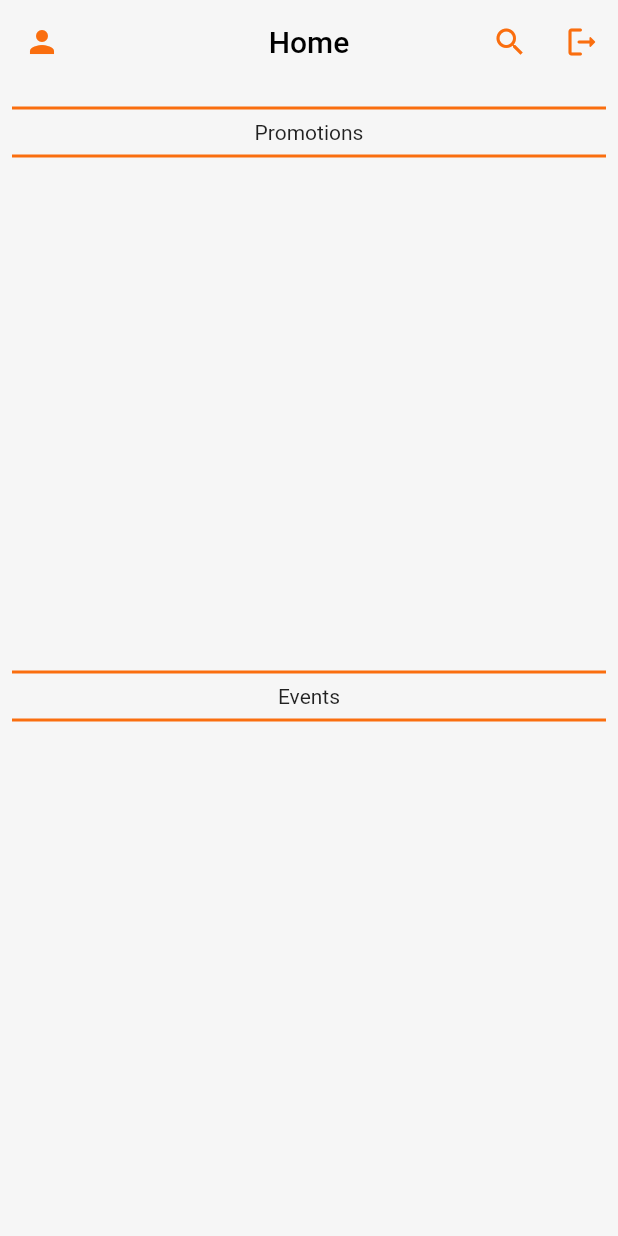
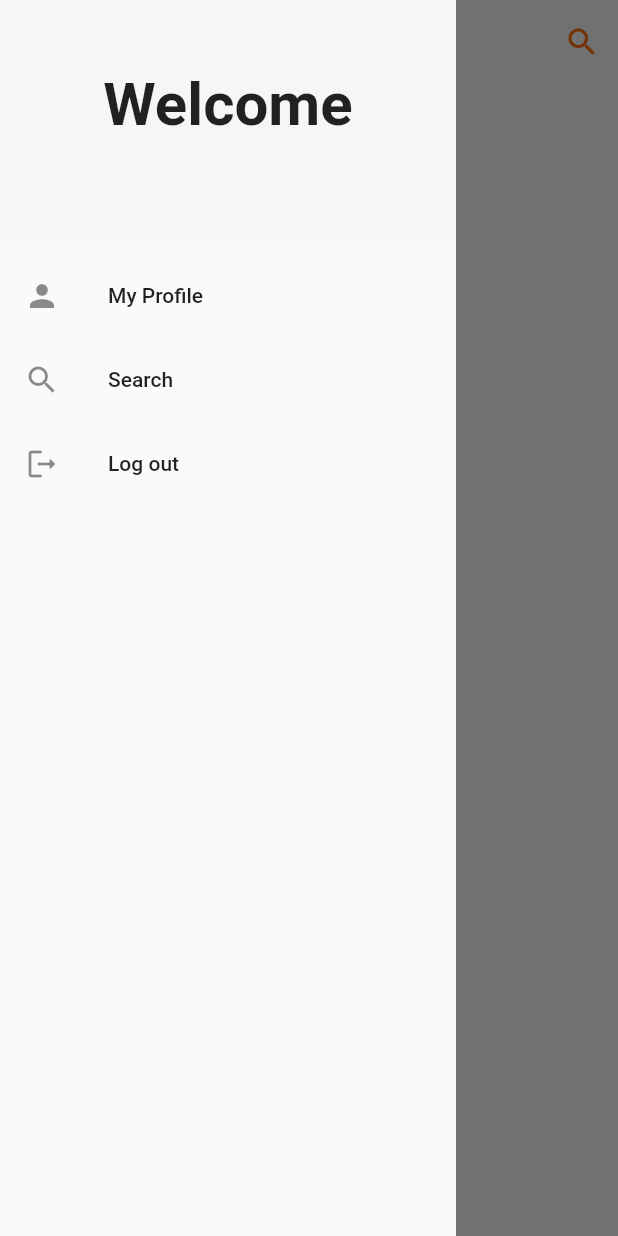
Before and after one commit to tnsmobilesolutions/pas, a Flutter app: the screen it shows once a user with an empty profile is signed in, with the side drawer open (before the commit the screen has no drawer), on a phone screen of 412 x 824 dp. Run offline on Flutter 3.47's test engine with Material 2 defaults, Android fonts, the phone set to English and light mode, and no system bars; our stand-ins replace cloud_firestore, firebase_auth, firebase_core, image_cropper, image_picker; missing offline and left inert: authentication; accounts and stored records are empty.

Commit message:
home screen + url luncher

```diff
--- a/lib/main.dart
+++ b/lib/main.dart
@@ -5,6 +5,7 @@ import 'package:prabasi_anchalika_sangha/dev/firebase_options.dart';
 import 'package:prabasi_anchalika_sangha/screen/homescreen.dart';
 
 import 'package:prabasi_anchalika_sangha/screen/loginscreen.dart';
+import 'package:prabasi_anchalika_sangha/screen/theme.dart';
 
 void main() async {
   WidgetsFlutterBinding.ensureInitialized();
@@ -23,9 +24,7 @@ class MyApp extends StatelessWidget {
     return MaterialApp(
       title: 'Flutter Login UI',
       debugShowCheckedModeBanner: false,
-      theme: ThemeData(
-        primarySwatch: Colors.blue,
-      ),
+      theme: CurrentTheme.customTheme,
       home: StreamBuilder(
         stream: FirebaseAuth.instance.authStateChanges(),
         builder: (BuildContext context, AsyncSnapshot snapshot) {
--- a/lib/model/promotionsModel.dart
+++ b/lib/model/promotionsModel.dart
@@ -3,22 +3,22 @@ import 'dart:convert';
 class PromotionsModel {
   int? id;
   String? title;
-  String? webURL;
+  String? weburl;
   PromotionsModel({
     this.id,
     this.title,
-    this.webURL,
+    this.weburl,
   });
 
   PromotionsModel copyWith({
     int? id,
     String? title,
-    String? webURL,
+    String? weburl,
   }) {
     return PromotionsModel(
       id: id ?? this.id,
       title: title ?? this.title,
-      webURL: webURL ?? this.webURL,
+      weburl: weburl ?? this.weburl,
     );
   }
 
@@ -31,8 +31,8 @@ class PromotionsModel {
     if (title != null) {
       result.addAll({'title': title});
     }
-    if (webURL != null) {
-      result.addAll({'webURL': webURL});
+    if (weburl != null) {
+      result.addAll({'weburl': weburl});
     }
 
     return result;
@@ -42,7 +42,7 @@ class PromotionsModel {
     return PromotionsModel(
       id: map['id']?.toInt(),
       title: map['title'],
-      webURL: map['webURL'],
+      weburl: map['weburl'],
     );
   }
 
@@ -53,7 +53,7 @@ class PromotionsModel {
 
   @override
   String toString() =>
-      'PromotionsModel(id: $id, title: $title, webURL: $webURL)';
+      'PromotionsModel(id: $id, title: $title, weburl: $weburl)';
 
   @override
   bool operator ==(Object other) {
@@ -62,9 +62,9 @@ class PromotionsModel {
     return other is PromotionsModel &&
         other.id == id &&
         other.title == title &&
-        other.webURL == webURL;
+        other.weburl == weburl;
   }
 
   @override
-  int get hashCode => id.hashCode ^ title.hashCode ^ webURL.hashCode;
+  int get hashCode => id.hashCode ^ title.hashCode ^ weburl.hashCode;
 }
--- a/lib/screen/homescreen.dart
+++ b/lib/screen/homescreen.dart
@@ -1,5 +1,6 @@
 import 'package:flutter/cupertino.dart';
 import 'package:flutter/material.dart';
+import 'package:prabasi_anchalika_sangha/API/lunchURLAPI.dart';
 import 'package:prabasi_anchalika_sangha/API/userAPI.dart';
 import 'package:prabasi_anchalika_sangha/model/fetchDataModel.dart';
 import 'package:prabasi_anchalika_sangha/model/promotionsModel.dart';
@@ -7,6 +8,7 @@ import 'package:prabasi_anchalika_sangha/model/userModel.dart';
 import 'package:prabasi_anchalika_sangha/screen/loginscreen.dart';
 import 'package:prabasi_anchalika_sangha/screen/myProfile.dart';
 import 'package:prabasi_anchalika_sangha/screen/searchuser.dart';
+import 'package:url_launcher/url_launcher.dart';
 
 enum APIType { search, fetchAll }
 
@@ -27,6 +29,7 @@ class _HomeWidgetState extends State<HomeWidget> {
   userModel? selectUser;
   static List<EventModel> events = [];
   static List<PromotionsModel> titles = [];
+  userModel? curUser;
 
   List<String> searchBy = [
     'Name',
@@ -39,9 +42,11 @@ class _HomeWidgetState extends State<HomeWidget> {
   fetchlist() async {
     final ev = await UserAPI().fetchAllevents();
     final promo = await UserAPI().fetchAllPromotions();
+    final user = await UserAPI().currentUser();
     setState(() {
       events = ev;
       titles = promo;
+      curUser = user;
     });
   }
 
@@ -57,27 +62,15 @@ class _HomeWidgetState extends State<HomeWidget> {
     return Scaffold(
       backgroundColor: const Color(0xFFf6f6f6),
       appBar: AppBar(
-        elevation: 0,
-        backgroundColor: const Color(0xFFf6f6f6),
-        automaticallyImplyLeading: false,
+        // elevation: 0,
+        // backgroundColor: const Color(0xFFf6f6f6),
+        // automaticallyImplyLeading: false,
         title: const Text(
           'Home',
           style: TextStyle(color: Colors.black),
         ),
         centerTitle: true,
-        leading: IconButton(
-          icon: const Icon(
-            Icons.person,
-            color: Color(0xFFfa6e0f),
-          ),
-          onPressed: () {
-            Navigator.push(context, MaterialPageRoute(
-              builder: (context) {
-                return MyProfile();
-              },
-            ));
-          },
-        ),
+
         actions: <Widget>[
           IconButton(
             icon: const Icon(Icons.search, color: Color(0xFFfa6e0f)),
@@ -88,8 +81,68 @@ class _HomeWidgetState extends State<HomeWidget> {
                       builder: (context) => const SerachUserWidget()));
             }),
           ),
-          IconButton(
-            onPressed: () {
+        ],
+      ),
+      drawer: Drawer(
+        child: SafeArea(
+          child: ListView(
+            // Important: Remove any padding from the ListView.
+            padding: EdgeInsets.zero,
+            children: [
+              DrawerHeader(
+                curve: Curves.bounceIn,
+                decoration: const BoxDecoration(
+                  color: Color(0xFFf6f6f6),
+                ),
+                child: Center(
+                  child: Column(
+                    mainAxisAlignment: MainAxisAlignment.center,
+                    children: [
+                      const Text(
+                        'Welcome',
+                        style: TextStyle(
+                            fontSize: 40, fontWeight: FontWeight.bold),
+                      ),
+                      Text(
+                        '${curUser?.name}',
+                        style: const TextStyle(
+                            fontSize: 25, fontWeight: FontWeight.bold),
+                      )
+                    ],
+                  ),
+                ),
+              ),
+              ListTile(
+                leading: const Icon(
+                  Icons.person,
+                ),
+                title: const Text('My Profile'),
+                onTap: () {
+                  Navigator.push(context, MaterialPageRoute(
+                    builder: (context) {
+                      return MyProfile();
+                    },
+                  ));
+                },
+              ),
+              ListTile(
+                leading: const Icon(
+                  Icons.search,
+                ),
+                title: const Text('Search'),
+                onTap: () {
+                  Navigator.push(
+                      context,
+                      MaterialPageRoute(
+                          builder: (context) => const SerachUserWidget()));
+                },
+              ),
+              ListTile(
+                leading: const Icon(
+                  Icons.logout_rounded,
+                ),
+                title: const Text('Log out'),
+                onTap: () {
                   UserAPI().logout();
                   Navigator.push(context, MaterialPageRoute(
                     builder: (context) {
@@ -99,48 +152,49 @@ class _HomeWidgetState extends State<HomeWidget> {
                     },
                   ));
                 },
-            icon: Icon(
-              Icons.logout_rounded,
-              color: Color(0xFFfa6e0f),
               ),
-          )
             ],
+          ),
+        ),
       ),
       body: SafeArea(
         child: Container(
           child: Padding(
             padding: const EdgeInsets.all(8.0),
             child: Column(
+              crossAxisAlignment: CrossAxisAlignment.start,
+              mainAxisAlignment: MainAxisAlignment.start,
               children: [
-                Divider(thickness: 2, color: Color(0xFFfa6e0f)),
-                Text('Promotions'),
-                Divider(thickness: 2, color: Color(0xFFfa6e0f)),
-                Flexible(
+                SizedBox(
+                  height: 60.0 * (titles.length),
                   child: ListView.builder(
                     itemCount: titles.length,
                     itemBuilder: (BuildContext context, int index) {
                       return Padding(
                         padding: const EdgeInsets.all(5.0),
                         child: CupertinoButton(
-                              color: Color(0xFFfa6e0f),
+                          color: const Color(0xFFfa6e0f),
                           child: Text(titles[index].title.toString()),
-                              onPressed: (() {})));
-                      ;
+                          onPressed: (() async {
+                            final _url = await titles[index].weburl.toString();
+                            Urllunch().launchURLApp(_url);
+                          }),
+                        ),
+                      );
                     },
                   ),
                 ),
-                Divider(thickness: 2, color: Color(0xFFfa6e0f)),
-                Text('Events'),
-                Divider(thickness: 2, color: Color(0xFFfa6e0f)),
+                const Text('Events',
+                    style:
+                        TextStyle(fontSize: 30, fontWeight: FontWeight.bold)),
                 Flexible(
-                  flex: 1,
                   child: ListView.builder(
                     itemCount: events.length,
                     itemBuilder: (context, index) {
                       return Padding(
                         padding: const EdgeInsets.all(5.0),
                         child: ListTile(
-                          tileColor: Color.fromARGB(255, 242, 227, 217),
+                          tileColor: Colors.white,
                           //visualDensity: VisualDensity(vertical: 4),
                           shape: RoundedRectangleBorder(
                               borderRadius: BorderRadius.circular(10)),
@@ -149,7 +203,7 @@ class _HomeWidgetState extends State<HomeWidget> {
                             mainAxisAlignment: MainAxisAlignment.start,
                             children: [
                               Text(events[index].eventName.toString()),
-                              Spacer(),
+                              const Spacer(),
                               Text(events[index].date.toString()),
                             ],
                           ),
--- /dev/null
+++ b/lib/screen/theme.dart
@@ -0,0 +1,42 @@
+import 'package:flutter/material.dart';
+
+class CurrentTheme {
+  static ThemeData customTheme = ThemeData(
+      primarySwatch: Colors.blue,
+      brightness: Brightness.light,
+      scaffoldBackgroundColor: const Color(0xFFf6f6f6),
+      buttonTheme: const ButtonThemeData(
+        buttonColor: Color(0xFFfa6e0f),
+      ),
+      appBarTheme: const AppBarTheme(
+          color: Color(0xFFf6f6f6),
+          elevation: 0,
+          foregroundColor: Colors.black,
+          actionsIconTheme: IconThemeData(color: Color(0xFFfa6e0f))),
+      cardColor: const Color(0xFFfefefe),
+      // buttonColor: const Color(0xFFfa6e0f),
+      dividerColor: const Color(0xFFfefefe),
+      focusColor: const Color(0xFFfa6e0f),
+      inputDecorationTheme: InputDecorationTheme(
+        focusedBorder: OutlineInputBorder(
+            borderRadius: BorderRadius.circular(15),
+            borderSide: const BorderSide(
+              width: 2.0,
+              color: Color(0xFFfa6e0f),
+            )),
+        enabledBorder: OutlineInputBorder(
+          borderRadius: BorderRadius.circular(15),
+          borderSide: const BorderSide(
+            width: 2.0,
+            color: Color(0xFFfa6e0f),
+          ),
+        ),
+        errorBorder: OutlineInputBorder(
+            borderRadius: BorderRadius.circular(15),
+            borderSide: const BorderSide(
+                width: 2.0, color: Color.fromARGB(255, 241, 109, 99))),
+      ),
+      drawerTheme: const DrawerThemeData(
+        elevation: 0,
+      ));
+}
--- a/pubspec.yaml
+++ b/pubspec.yaml
@@ -44,6 +44,8 @@ dependencies:
   firebase_auth: ^3.11.2
   firebase_core: ^1.24.0
   cloud_firestore: ^3.5.1
+  url_launcher: ^6.1.6
+  bloc: ^8.1.0
 
 
 dev_dependencies:
```
Also changed, not shown: lib/API/lunchURLAPI.dart (added, +34 -0 lines), lib/API/userAPI.dart (+9 -0 lines), lib/screen/editProfile.dart (added, +161 -0 lines), lib/screen/myProfile.dart (+17 -7 lines), pubspec.lock, 6 other files. Lines whose indentation alone changed are shown as unchanged.
